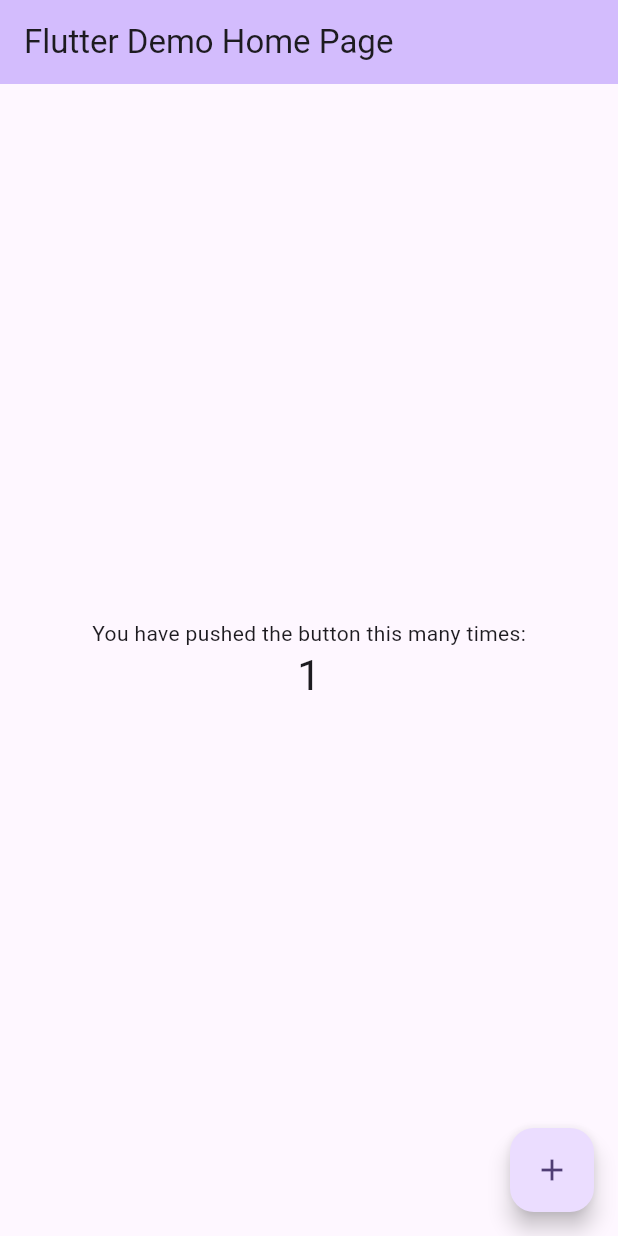
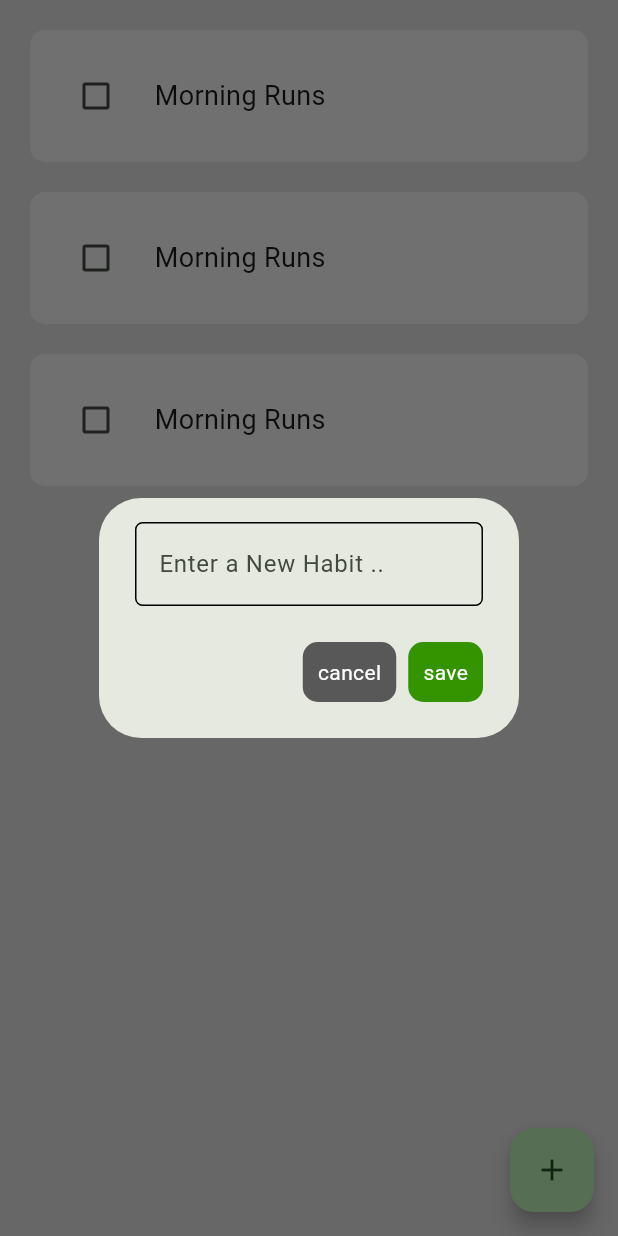
Before and after one commit to ahbarabdellah/habit-tracker, a Flutter app: the screen it shows after launch, after a tap on the "add" icon, on a phone screen of 412 x 824 dp. Run offline on Flutter 3.47's test engine with Material 3 defaults, Android fonts, the phone set to English and light mode, and no system bars.

Commit message:
add a new habit

```diff
--- /dev/null
+++ b/lib/components/alert_dialog.dart
@@ -0,0 +1,69 @@
+import 'package:flutter/material.dart';
+
+class MyFab extends StatelessWidget {
+  final TextEditingController habitTextFieldControler;
+  final void Function() cancel;
+  final void Function() saveHabit;
+
+  const MyFab({
+    super.key,
+    required this.habitTextFieldControler,
+    required this.cancel,
+    required this.saveHabit,
+  });
+
+  @override
+  Widget build(BuildContext context) {
+    return FloatingActionButton(
+      child: const Icon(Icons.add),
+      onPressed: () {
+        showDialog(
+          context: context,
+          builder: (context) {
+            return AlertDialog(
+              content: TextField(
+                controller: habitTextFieldControler,
+                decoration: InputDecoration(
+                    hintText: "Enter a New Habit ..",
+                    disabledBorder: OutlineInputBorder(
+                        borderRadius: BorderRadius.circular(5)),
+                    enabledBorder: OutlineInputBorder(
+                        borderRadius: BorderRadius.circular(5)),
+                    focusedBorder: OutlineInputBorder(
+                        borderRadius: BorderRadius.circular(5))),
+              ),
+              actions: [
+                GestureDetector(
+                  onTap: () => cancel(),
+                  child: Container(
+                    padding: const EdgeInsets.all(10),
+                    decoration: BoxDecoration(
+                        color: const Color.fromARGB(255, 88, 88, 88),
+                        borderRadius: BorderRadius.circular(10)),
+                    child: const Text(
+                      "cancel",
+                      style: TextStyle(color: Colors.white),
+                    ),
+                  ),
+                ),
+                GestureDetector(
+                  onTap: saveHabit,
+                  child: Container(
+                    padding: const EdgeInsets.all(10),
+                    decoration: BoxDecoration(
+                        color: const Color.fromARGB(255, 52, 148, 0),
+                        borderRadius: BorderRadius.circular(10)),
+                    child: const Text(
+                      "save",
+                      style: TextStyle(color: Colors.white),
+                    ),
+                  ),
+                )
+              ],
+            );
+          },
+        );
+      },
+    );
+  }
+}
--- /dev/null
+++ b/lib/components/habit_tile.dart
@@ -0,0 +1,32 @@
+import 'package:flutter/material.dart';
+
+class HabiteTile extends StatelessWidget {
+  final String habitName;
+  final bool habitValue;
+  final void Function(bool?)? onChanged;
+  const HabiteTile(
+      {super.key,
+      required this.habitName,
+      required this.habitValue,
+      this.onChanged});
+
+  @override
+  Widget build(BuildContext context) {
+    return Container(
+      padding: const EdgeInsets.all(20),
+      margin: const EdgeInsets.only(top: 20, right: 20, left: 20),
+      decoration: BoxDecoration(
+          color: Colors.grey[100], borderRadius: BorderRadius.circular(10)),
+      child: Row(
+        children: [
+          Checkbox(value: habitValue, onChanged: onChanged),
+          const SizedBox(width: 15),
+          Text(
+            habitName,
+            style: const TextStyle(fontSize: 18),
+          ),
+        ],
+      ),
+    );
+  }
+}
--- a/lib/main.dart
+++ b/lib/main.dart
@@ -1,4 +1,5 @@
 import 'package:flutter/material.dart';
+import 'package:habit_tracker/pages/home.dart';
 
 void main() {
   runApp(const MyApp());
@@ -7,119 +8,16 @@ void main() {
 class MyApp extends StatelessWidget {
   const MyApp({super.key});
 
-  // This widget is the root of your application.
   @override
   Widget build(BuildContext context) {
     return MaterialApp(
+      debugShowCheckedModeBanner: false,
       title: 'Flutter Demo',
       theme: ThemeData(
-        // This is the theme of your application.
-        //
-        // TRY THIS: Try running your application with "flutter run". You'll see
-        // the application has a purple toolbar. Then, without quitting the app,
-        // try changing the seedColor in the colorScheme below to Colors.green
-        // and then invoke "hot reload" (save your changes or press the "hot
-        // reload" button in a Flutter-supported IDE, or press "r" if you used
-        // the command line to start the app).
-        //
-        // Notice that the counter didn't reset back to zero; the application
-        // state is not lost during the reload. To reset the state, use hot
-        // restart instead.
-        //
-        // This works for code too, not just values: Most code changes can be
-        // tested with just a hot reload.
-        colorScheme: ColorScheme.fromSeed(seedColor: Colors.deepPurple),
+        colorScheme: ColorScheme.fromSeed(seedColor: Colors.green),
         useMaterial3: true,
       ),
-      home: const MyHomePage(title: 'Flutter Demo Home Page'),
+      home: const MyHomePage(),
     );
   }
 }
-
-class MyHomePage extends StatefulWidget {
-  const MyHomePage({super.key, required this.title});
-
-  // This widget is the home page of your application. It is stateful, meaning
-  // that it has a State object (defined below) that contains fields that affect
-  // how it looks.
-
-  // This class is the configuration for the state. It holds the values (in this
-  // case the title) provided by the parent (in this case the App widget) and
-  // used by the build method of the State. Fields in a Widget subclass are
-  // always marked "final".
-
-  final String title;
-
-  @override
-  State<MyHomePage> createState() => _MyHomePageState();
-}
-
-class _MyHomePageState extends State<MyHomePage> {
-  int _counter = 0;
-
-  void _incrementCounter() {
-    setState(() {
-      // This call to setState tells the Flutter framework that something has
-      // changed in this State, which causes it to rerun the build method below
-      // so that the display can reflect the updated values. If we changed
-      // _counter without calling setState(), then the build method would not be
-      // called again, and so nothing would appear to happen.
-      _counter++;
-    });
-  }
-
-  @override
-  Widget build(BuildContext context) {
-    // This method is rerun every time setState is called, for instance as done
-    // by the _incrementCounter method above.
-    //
-    // The Flutter framework has been optimized to make rerunning build methods
-    // fast, so that you can just rebuild anything that needs updating rather
-    // than having to individually change instances of widgets.
-    return Scaffold(
-      appBar: AppBar(
-        // TRY THIS: Try changing the color here to a specific color (to
-        // Colors.amber, perhaps?) and trigger a hot reload to see the AppBar
-        // change color while the other colors stay the same.
-        backgroundColor: Theme.of(context).colorScheme.inversePrimary,
-        // Here we take the value from the MyHomePage object that was created by
-        // the App.build method, and use it to set our appbar title.
-        title: Text(widget.title),
-      ),
-      body: Center(
-        // Center is a layout widget. It takes a single child and positions it
-        // in the middle of the parent.
-        child: Column(
-          // Column is also a layout widget. It takes a list of children and
-          // arranges them vertically. By default, it sizes itself to fit its
-          // children horizontally, and tries to be as tall as its parent.
-          //
-          // Column has various properties to control how it sizes itself and
-          // how it positions its children. Here we use mainAxisAlignment to
-          // center the children vertically; the main axis here is the vertical
-          // axis because Columns are vertical (the cross axis would be
-          // horizontal).
-          //
-          // TRY THIS: Invoke "debug painting" (choose the "Toggle Debug Paint"
-          // action in the IDE, or press "p" in the console), to see the
-          // wireframe for each widget.
-          mainAxisAlignment: MainAxisAlignment.center,
-          children: <Widget>[
-            const Text(
-              'You have pushed the button this many times:',
-            ),
-            Text(
-              '$_counter',
-              style: Theme.of(context).textTheme.headlineMedium,
-            ),
-          ],
-        ),
-      ),
-      floatingActionButton: FloatingActionButton(
-        onPressed: _incrementCounter,
-        tooltip: 'Increment',
-        child: const Icon(Icons.add),
-      ), // This trailing comma makes auto-formatting nicer for build methods.
-    );
-  }
-}
--- /dev/null
+++ b/lib/pages/home.dart
@@ -0,0 +1,64 @@
+import 'package:flutter/material.dart';
+import 'package:habit_tracker/components/alert_dialog.dart';
+import 'package:habit_tracker/components/habit_tile.dart';
+
+class MyHomePage extends StatefulWidget {
+  const MyHomePage({
+    super.key,
+  });
+
+  @override
+  State<MyHomePage> createState() => _MyHomePageState();
+}
+
+class _MyHomePageState extends State<MyHomePage> {
+// habit data structure
+
+  List habits = [
+    ["Morning Runs", false],
+    ["Morning Runs", false],
+    ["Morning Runs", false],
+  ];
+
+  TextEditingController habitTextFieldControler = TextEditingController();
+
+  void checkHabit(bool? value, int index) {
+    setState(() {
+      habits[index][1] = value!;
+    });
+  }
+
+  void cancel() {
+    habitTextFieldControler.clear();
+    Navigator.of(context).pop();
+  }
+
+  void saveHabit() {
+    setState(() {
+      habits.add([habitTextFieldControler.text.trim(), false]);
+    });
+    habitTextFieldControler.clear();
+    Navigator.of(context).pop();
+  }
+
+  @override
+  Widget build(BuildContext context) {
+    return Scaffold(
+      backgroundColor: Colors.grey[300],
+      body: SafeArea(
+          child: ListView.builder(
+        itemCount: habits.length,
+        itemBuilder: (context, index) => HabiteTile(
+          habitName: habits[index][0],
+          habitValue: habits[index][1],
+          onChanged: (value) => checkHabit(value, index),
+        ),
+      )),
+      floatingActionButton: MyFab(
+        habitTextFieldControler: habitTextFieldControler,
+        cancel: cancel,
+        saveHabit: saveHabit,
+      ),
+    );
+  }
+}
```
